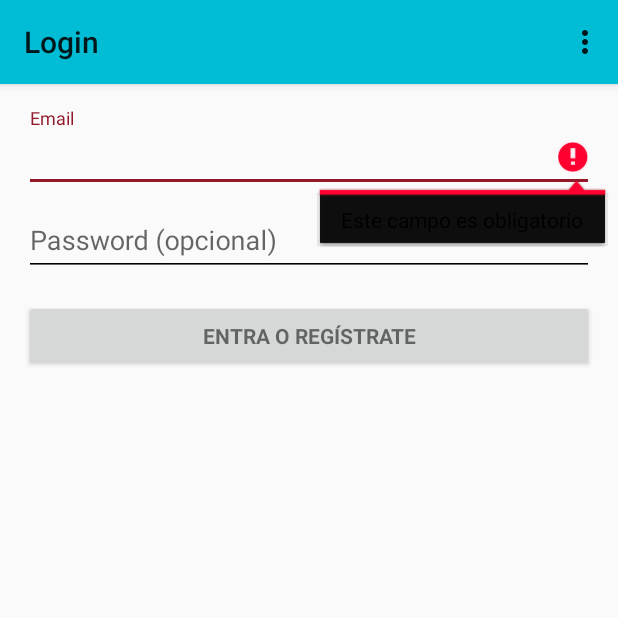
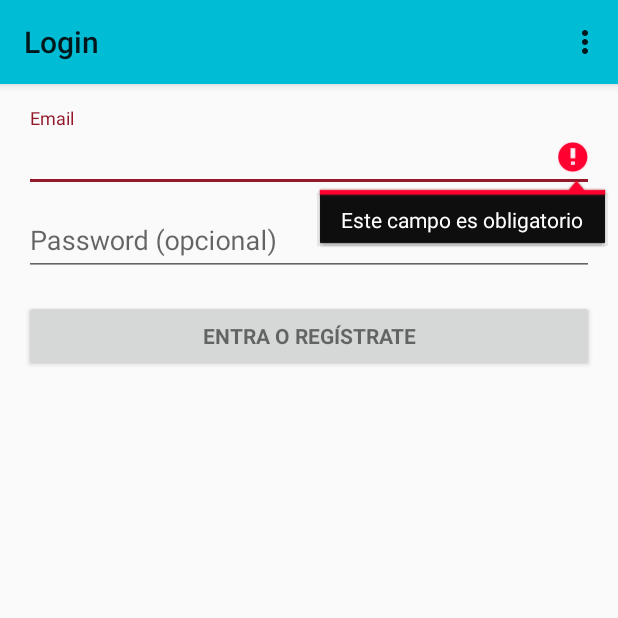
Before and after one commit to andimafreire/Gestor-de-Apps, an Android app: the screen it shows after launch (LoginActivity), after a tap on "ENTRA O REGÍSTRATE", on a phone screen of 412 x 824 dp, the top half of it. Run offline under Robolectric (Android 15) with nearby library versions, the phone set to English and light mode, and no system bars.

Commit message:
actualización de librerias

```diff
--- a/Gestordeapps/app/src/main/java/com/andima/gestordeapps/AdaptadorListView.java
+++ b/Gestordeapps/app/src/main/java/com/andima/gestordeapps/AdaptadorListView.java
@@ -42,12 +42,12 @@ public class AdaptadorListView extends BaseAdapter {
     @Override
     public View getView(int i, View view, ViewGroup viewGroup) {
         view = inflater.inflate(R.layout.fila_lista_apps,null);
-        TextView nombre= (TextView) view.findViewById(R.id.nombre);
-        ImageView icono=(ImageView) view.findViewById(R.id.icono);
+        TextView nombre= view.findViewById(R.id.nombre);
+        ImageView icono= view.findViewById(R.id.icono);
         if(apps.get(i).getIcono()!=null) icono.setImageDrawable(apps.get(i).getIcono());
         nombre.setText(apps.get(i).getNombre());
         if (apps.get(i).isInstalada()){
-            TextView instalada= (TextView) view.findViewById(R.id.instalada);
+            TextView instalada= view.findViewById(R.id.instalada);
             instalada.setText(R.string.app_instalada);
         }
         return view;
--- a/Gestordeapps/app/src/main/java/com/andima/gestordeapps/App.java
+++ b/Gestordeapps/app/src/main/java/com/andima/gestordeapps/App.java
@@ -3,6 +3,7 @@ package com.andima.gestordeapps;
 import android.content.pm.PackageInfo;
 import android.content.pm.PackageManager;
 import android.graphics.drawable.Drawable;
+import android.support.annotation.NonNull;
 
 /**
  * Created by Andima on 14/03/2018.
@@ -43,7 +44,7 @@ public class App implements Comparable<App>{
 
     @Override
     //compareTo de la interfaz Comparable, utilizado para ordenar las apps por nombre
-    public int compareTo(App pApp) {
+    public int compareTo(@NonNull App pApp) {
         return getNombre().compareToIgnoreCase(pApp.getNombre());
     }
 
--- a/Gestordeapps/app/src/main/java/com/andima/gestordeapps/ListaAppsActivity.java
+++ b/Gestordeapps/app/src/main/java/com/andima/gestordeapps/ListaAppsActivity.java
@@ -28,8 +28,6 @@ public class ListaAppsActivity extends AbstractActivity{
 
     private List<App> apps;
     private ListView listaApps;
-    private AdaptadorListView eladap;
-    private CargarAppsAsyncTask tarea;
 
     @Override
     public void onCreate(Bundle savedInstanceState) {
@@ -78,7 +76,7 @@ public class ListaAppsActivity extends AbstractActivity{
             recreate();
         }
         //se recarga la lista de apps por si hubiera cambios.
-        tarea = new CargarAppsAsyncTask(this);
+        CargarAppsAsyncTask tarea = new CargarAppsAsyncTask(this);
         tarea.setIncluirInstaladas(PreferenceManager.getDefaultSharedPreferences(this)
                 .getBoolean("INCLUIR_INSTALADAS",false));
         tarea.execute();
@@ -99,7 +97,7 @@ public class ListaAppsActivity extends AbstractActivity{
     }
 
     private void cargarListView(){
-        eladap = new AdaptadorListView(this, apps);
+        AdaptadorListView eladap = new AdaptadorListView(this, apps);
         listaApps.setAdapter(eladap);
     }
 
--- a/Gestordeapps/app/src/main/java/com/andima/gestordeapps/LoginActivity.java
+++ b/Gestordeapps/app/src/main/java/com/andima/gestordeapps/LoginActivity.java
@@ -51,9 +51,9 @@ public class LoginActivity extends AbstractActivity {
         setContentView(R.layout.activity_login);
         setTitle(R.string.login_titulo);
         miBD = new BaseDeDatos(this);
-        mEmailView = (AutoCompleteTextView) findViewById(R.id.email);
+        mEmailView = findViewById(R.id.email);
 
-        mPasswordView = (EditText) findViewById(R.id.password);
+        mPasswordView = findViewById(R.id.password);
         mPasswordView.setOnEditorActionListener(new TextView.OnEditorActionListener() {
             @Override
             public boolean onEditorAction(TextView textView, int id, KeyEvent keyEvent) {
@@ -65,7 +65,7 @@ public class LoginActivity extends AbstractActivity {
             }
         });
 
-        Button mEmailSignInButton = (Button) findViewById(R.id.email_sign_in_button);
+        Button mEmailSignInButton = findViewById(R.id.email_sign_in_button);
         mEmailSignInButton.setOnClickListener(new OnClickListener() {
             @Override
             public void onClick(View view) {
--- a/Gestordeapps/app/src/main/res/values/styles.xml
+++ b/Gestordeapps/app/src/main/res/values/styles.xml
@@ -7,8 +7,6 @@
         <item name="colorPrimaryDark">@color/colorPrimaryDark</item>
         <item name="colorAccent">@color/colorAccent</item>
         <item name="android:statusBarColor">@color/colorPrimaryDark</item>
-        <item name="android:textColorPrimaryInverse">@android:color/black</item>
-        <item name="android:textColorSecondary">@android:color/black</item>
         <item name="android:textColorSecondaryInverse">@android:color/darker_gray</item>
     </style>
 
--- a/Gestordeapps/build.gradle
+++ b/Gestordeapps/build.gradle
@@ -7,7 +7,7 @@ buildscript {
         jcenter()
     }
     dependencies {
-        classpath 'com.android.tools.build:gradle:3.0.1'
+        classpath 'com.android.tools.build:gradle:3.1.2'
 
 
         // NOTE: Do not place your application dependencies here; they belong
```
Also changed, not shown: Gestordeapps/app/build.gradle (+9 -9 lines), Gestordeapps/app/src/main/java/com/andima/gestordeapps/AppInfoActivity.java (+4 -5 lines), Gestordeapps/app/src/main/res/layout/lista_apps_vacia.xml (renamed from Gestordeapps/app/src/main/res/layout-v26/lista_apps_vacia.xml), Gestordeapps/gradle/wrapper/gradle-wrapper.properties.
